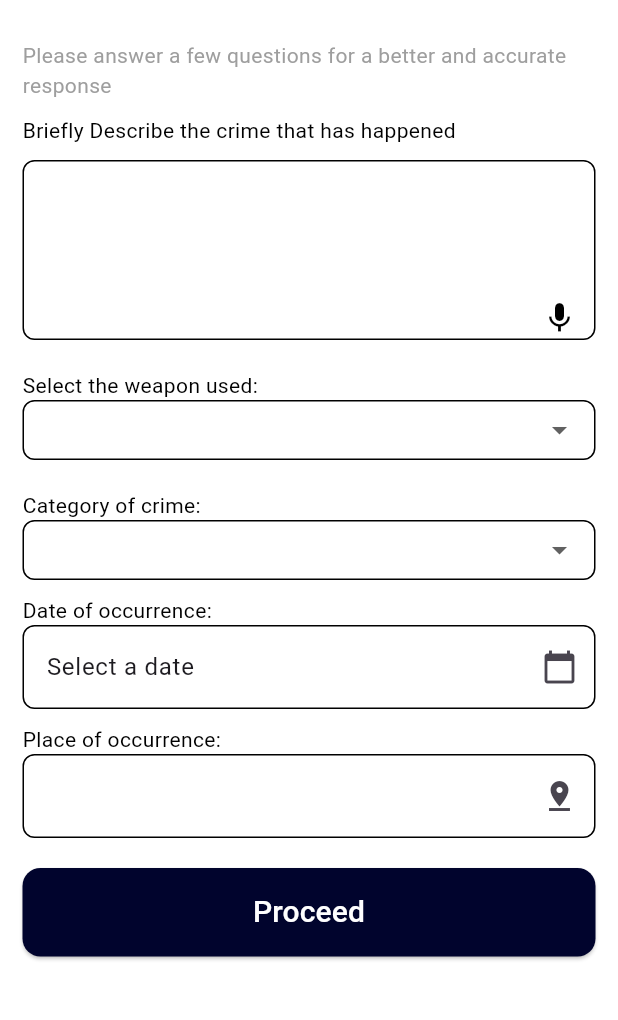
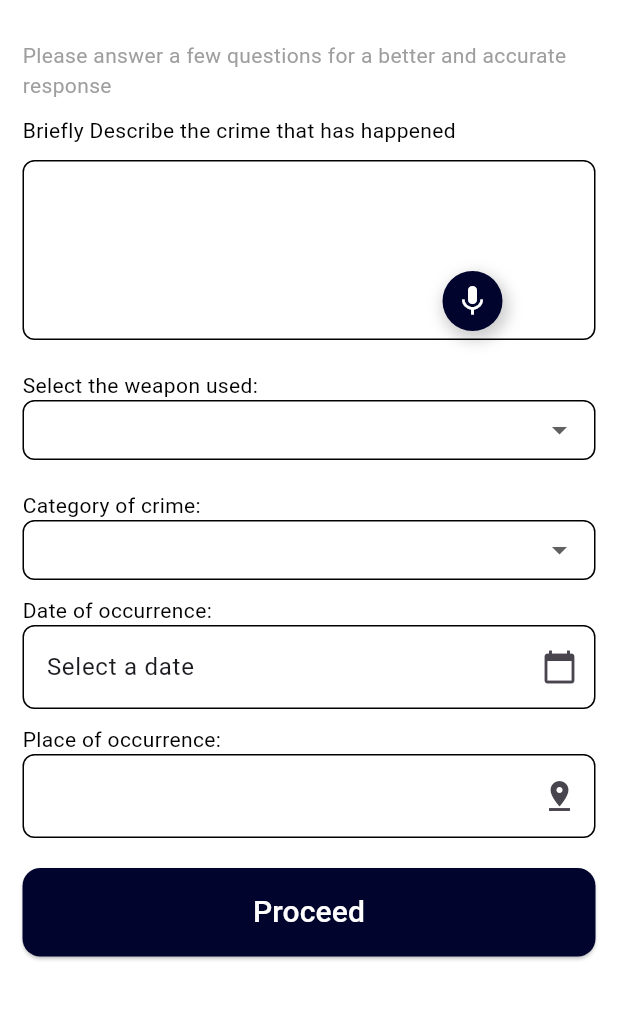
Before and after one commit to imksprateek/LexiFIR, a Flutter app: the FillFir screen opened directly, on a phone screen of 412 x 824 dp, the part 140-1160 px from its top. Run offline on Flutter 3.47's test engine with Material 3 defaults, Android fonts, the light colour scheme and no system bars; our stand-ins replace audioplayers, carousel_slider, permission_handler, shared_preferences; missing offline and left inert: flutter_sound, hyperlink; accounts and stored records are empty.

Commit message:
Speech to text

```diff
--- a/app-client/lib/main.dart
+++ b/app-client/lib/main.dart
@@ -1,5 +1,6 @@
 import 'package:app_client/pages/HomeScreen.dart';
-import 'package:app_client/services/functions/speech_to_text.dart';
+import 'package:app_client/services/functions/SttWebSocket.dart';
+
 import 'package:flutter/material.dart';
 import 'SplashScreen.dart';
 
@@ -13,6 +14,6 @@
   @override
   Widget build(BuildContext context) {
     return const MaterialApp(
-        debugShowCheckedModeBanner: false, home: Homescreen());
+        debugShowCheckedModeBanner: false, home: SplashScreen());
   }
 }
--- a/app-client/lib/pages/fir_screen1.dart
+++ b/app-client/lib/pages/fir_screen1.dart
@@ -1,6 +1,7 @@
 import 'package:app_client/pages/fir_screen2.dart';
-import 'package:app_client/services/functions/speech_to_text.dart';
+import 'package:app_client/services/functions/GlobalStartTranscirptionService.dart';
 import 'package:app_client/utils/colors.dart';
+import 'package:app_client/utils/constants.dart';
 import 'package:flutter/material.dart';
 
 class FillFir extends StatefulWidget {
@@ -11,6 +12,8 @@
 }
 
 class _FillFirState extends State<FillFir> {
+  @override
+  final TextEditingController crimeDescriptionController = TextEditingController();
   // List of weapons
   final List<String> weapons = [
     'Knife',
@@ -73,16 +76,28 @@
         body: Padding(
           padding: EdgeInsets.all(15), // Applies uniform padding
           child: SingleChildScrollView(
-            child: Column(
+            child: Stack(
+              children: [
+                Column(
                   crossAxisAlignment: CrossAxisAlignment.start,
                   children: [
                     Row(
                       children: [
                         SizedBox(height: 100),
-                    Text(
+                        GestureDetector(
+                          onTap: ()async{
+                            await Transcription_service.stopRecording();
+                            setState(() {
+                              crimeDescriptionController.text = conversation ;
+
+                            });
+
+                          },
+                          child: Text(
                             "LexiFir",
-                      style:
-                          TextStyle(fontSize: 40, fontWeight: FontWeight.bold),
+                            style: TextStyle(
+                                fontSize: 40, fontWeight: FontWeight.bold),
+                          ),
                         ),
                         Spacer(),
                         ElevatedButton(
@@ -118,6 +133,7 @@
                     Container(
                       height: 120,
                       child: TextField(
+                        controller: crimeDescriptionController,
                         maxLines: 5,
                         decoration: InputDecoration(
                           border: OutlineInputBorder(
@@ -130,26 +146,12 @@
                           ),
                           focusedBorder: OutlineInputBorder(
                             borderRadius: BorderRadius.circular(8),
-                        borderSide: BorderSide(color: Colors.black, width: 2),
+                            borderSide:
+                                BorderSide(color: Colors.black, width: 2),
                           ),
                           hintText: '',
                           hintStyle: TextStyle(color: Colors.grey),
-                      suffixIcon: GestureDetector(
-                        onTap: () {
-                          showDialog(
-                              context: context,
-                              builder: (_) {
-                                return SpeechToTextt();
-                              });
-                        },
-                        child: Padding(
-                          padding: EdgeInsets.only(top: 90),
-                          child: Icon(
-                            Icons.mic,
-                            color: Colors.black,
-                          ),
-                        ),
-                      ),
+
                         ),
                       ),
                     ),
@@ -173,7 +175,8 @@
                           ),
                           focusedBorder: OutlineInputBorder(
                             borderRadius: BorderRadius.circular(8),
-                        borderSide: BorderSide(color: Colors.black, width: 1),
+                            borderSide:
+                                BorderSide(color: Colors.black, width: 1),
                           ),
                           border: OutlineInputBorder(
                             borderRadius: BorderRadius.circular(8),
@@ -202,7 +205,8 @@
                           ),
                           focusedBorder: OutlineInputBorder(
                             borderRadius: BorderRadius.circular(8),
-                        borderSide: BorderSide(color: Colors.black, width: 1),
+                            borderSide:
+                                BorderSide(color: Colors.black, width: 1),
                           ),
                           border: OutlineInputBorder(
                             borderRadius: BorderRadius.circular(8),
@@ -237,7 +241,8 @@
                             ),
                             focusedBorder: OutlineInputBorder(
                               borderRadius: BorderRadius.circular(8),
-                          borderSide: BorderSide(color: Colors.black, width: 2),
+                              borderSide:
+                                  BorderSide(color: Colors.black, width: 2),
                             ),
                             hintText: 'Select a date',
                             suffixIcon: Icon(Icons.calendar_today),
@@ -280,7 +285,8 @@
                     Center(
                       child: ElevatedButton(
                         style: ElevatedButton.styleFrom(
-                      backgroundColor: AppBlue, // Assuming AppBlue is defined
+                          backgroundColor:
+                              AppBlue, // Assuming AppBlue is defined
                           shape: RoundedRectangleBorder(
                             borderRadius: BorderRadius.circular(12),
                           ),
@@ -295,12 +301,72 @@
                           child: Text(
                             'Proceed',
                             style: TextStyle(color: Colors.white, fontSize: 20),
-                        textAlign:
-                            TextAlign.center, // Ensures the text is centered
+                            textAlign: TextAlign
+                                .center, // Ensures the text is centered
                           ),
                         ),
                       ),
                     )
+                  ],
+                ) ,
+                Positioned(
+                  top: 259,
+                  left: 280,
+                  child: Container(
+                    height: 40,
+                    width: 40,
+                    decoration: BoxDecoration(
+                      shape: BoxShape.circle, // Makes the container circular
+                      color: AppBlue, // Optional: background color for the circle
+                      boxShadow: [
+                        BoxShadow(
+                          color: Colors.black.withOpacity(0.2), // Shadow color
+                          blurRadius: 8, // Blur radius for shadow
+                          spreadRadius: 2, // Spread radius for shadow
+                          offset: Offset(2, 4), // Offset for shadow
+                        ),
+                      ],
+                    ),
+                    child: Center(
+                      child: IconButton(
+                        onPressed: () async {
+                          showDialog(context: context, builder: (BuildContext context){
+                          return
+                            AlertDialog(
+                              contentPadding: EdgeInsets.zero,
+                            content:
+                            Container(
+                              height: 500,
+                              width: double.infinity,
+                              decoration: BoxDecoration(
+                                color: AppBlue, // Background color
+                                borderRadius: BorderRadius.only(
+                                  topLeft: Radius.circular(20),  // Curved corner for the top-left
+                                  topRight: Radius.circular(20), // Curved corner for the top-right
+                                  bottomLeft: Radius.circular(20), // Curved corner for the bottom-left
+                                  bottomRight: Radius.circular(20), // Curved corner for the bottom-right
+                                ),
+                              ),
+                              child: Icon(Icons.mic , color: AppBluelight, size: 100,),
+                            )
+
+                            )  ;
+                          } ) ;
+                          await Transcription_service.initialize();
+                          await Transcription_service.startRecording(serverUrl);
+                          Transcription_service.messages.listen((message) {
+                            print("Received transcription: $message");
+                          });
+
+
+                          print(transcription) ;
+                        },
+                        icon: Icon(Icons.mic, color: Colors.white), // Icon color
+                      ),
+                    ),
+                  ),
+                ),
+
               ],
             ),
           ),
--- a/app-client/lib/pages/fir_screen2.dart
+++ b/app-client/lib/pages/fir_screen2.dart
@@ -1,4 +1,4 @@
-import 'package:app_client/services/functions/SpeechToText.dart';
+
 import 'package:app_client/utils/colors.dart';
 import 'package:flutter/material.dart';
 
--- a/app-client/lib/services/functions/speechtotextt.dart
+++ /dev/null
@@ -1,91 +0,0 @@
-if (_speechToText.isNotListening && _confidenceLevel > 0)
-              Padding(
-                padding: const EdgeInsets.only(
-                  bottom: 100,
-                ),
-                child: Text(
-                  "Confidence: ${(_confidenceLevel * 100).toStringAsFixed(1)}%",
-                  style: TextStyle(
-                    fontSize: 30,
-                    fontWeight: FontWeight.w200,
-                  ),
-                ),
-              )
-
-
-
-
-
-
-
-
-
-
-
-
-
-
-
-
-              Scaffold(
-      appBar: AppBar(
-        backgroundColor: Colors.red,
-        title: Text(
-          'Speech Demo',
-          style: TextStyle(
-            color: Colors.white,
-          ),
-        ),
-      ),
-      body: Center(
-        child: Column(
-          children: [
-            Container(
-              padding: EdgeInsets.all(16),
-              child: Text(
-                _speechToText.isListening
-                    ? "listening..."
-                    : _speechEnabled
-                        ? "Tap the microphone to start listening..."
-                        : "Speech not available",
-                style: TextStyle(fontSize: 20.0),
-              ),
-            ),
-            Expanded(
-              child: Container(
-                padding: EdgeInsets.all(16),
-                child: Text(
-                  _wordsSpoken,
-                  style: const TextStyle(
-                    fontSize: 25,
-                    fontWeight: FontWeight.w300,
-                  ),
-                ),
-              ),
-            ),
-            if (_speechToText.isNotListening && _confidenceLevel > 0)
-              Padding(
-                padding: const EdgeInsets.only(
-                  bottom: 100,
-                ),
-                child: Text(
-                  "Confidence: ${(_confidenceLevel * 100).toStringAsFixed(1)}%",
-                  style: TextStyle(
-                    fontSize: 30,
-                    fontWeight: FontWeight.w200,
-                  ),
-                ),
-              )
-          ],
-        ),
-      ),
-      floatingActionButton: FloatingActionButton(
-        onPressed: _speechToText.isListening ? _stopListening : _startListening,
-        tooltip: 'Listen',
-        child: Icon(
-          _speechToText.isNotListening ? Icons.mic_off : Icons.mic,
-          color: Colors.white,
-        ),
-        backgroundColor: Colors.red,
-      ),
-    );
--- a/app-client/lib/utils/constants.dart
+++ b/app-client/lib/utils/constants.dart
@@ -1,5 +1,11 @@
+
+import 'package:app_client/services/functions/Transciption%20service.dart';
 
 bool SigninSuccessfull  = false;
 bool LoginSuccessfull = false ;
 
 String username = "";
+final String serverUrl = "ws://eng.ksprateek.studio/TranscribeStreaming";
+String transcription='' ;
+String conversation = '' ;
+final Transcription_service = TranscriptionService() ;
```
Also changed, not shown: app-client/lib/pages/HomeScreen.dart (+8 -3 lines), app-client/lib/services/functions/GlobalStartTranscirptionService.dart (added, +19 -0 lines), app-client/lib/services/functions/SpeechToText.dart (deleted, +0 -45 lines), app-client/lib/services/functions/SttWebSocket.dart (+46 -25 lines), app-client/lib/services/functions/Transciption service.dart (added, +148 -0 lines), app-client/lib/services/functions/speech_to_text.dart (deleted, +0 -55 lines), app-client/lib/widgets/Mic.dart (added), 1 other file. Lines whose indentation alone changed are shown as unchanged.
